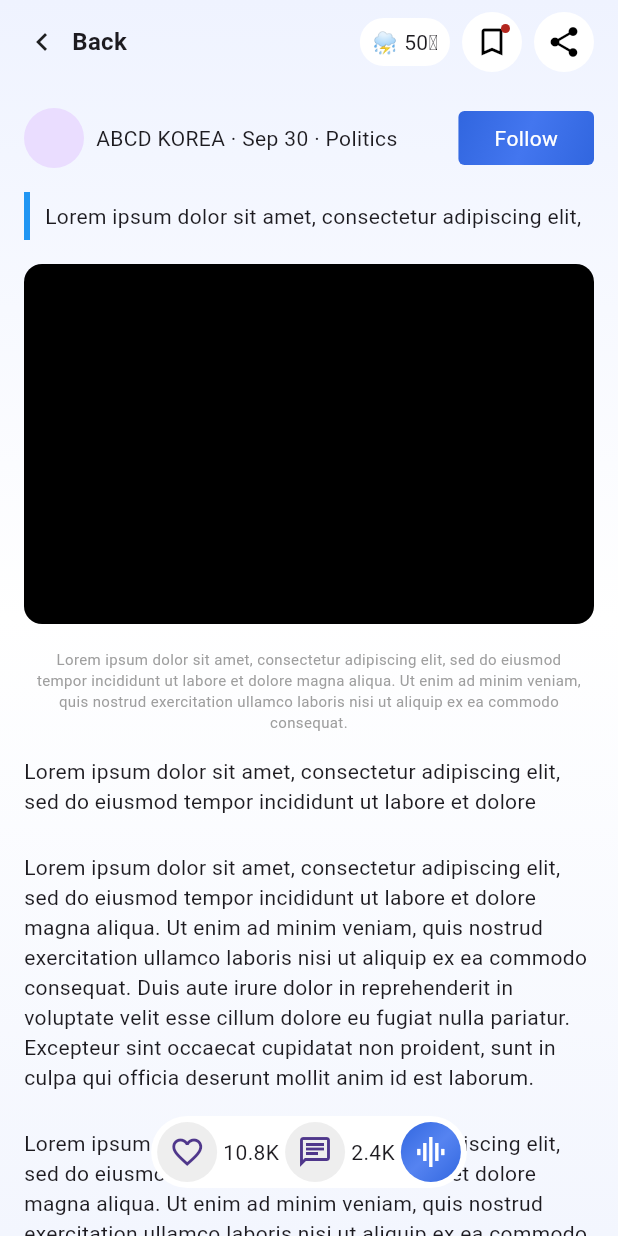
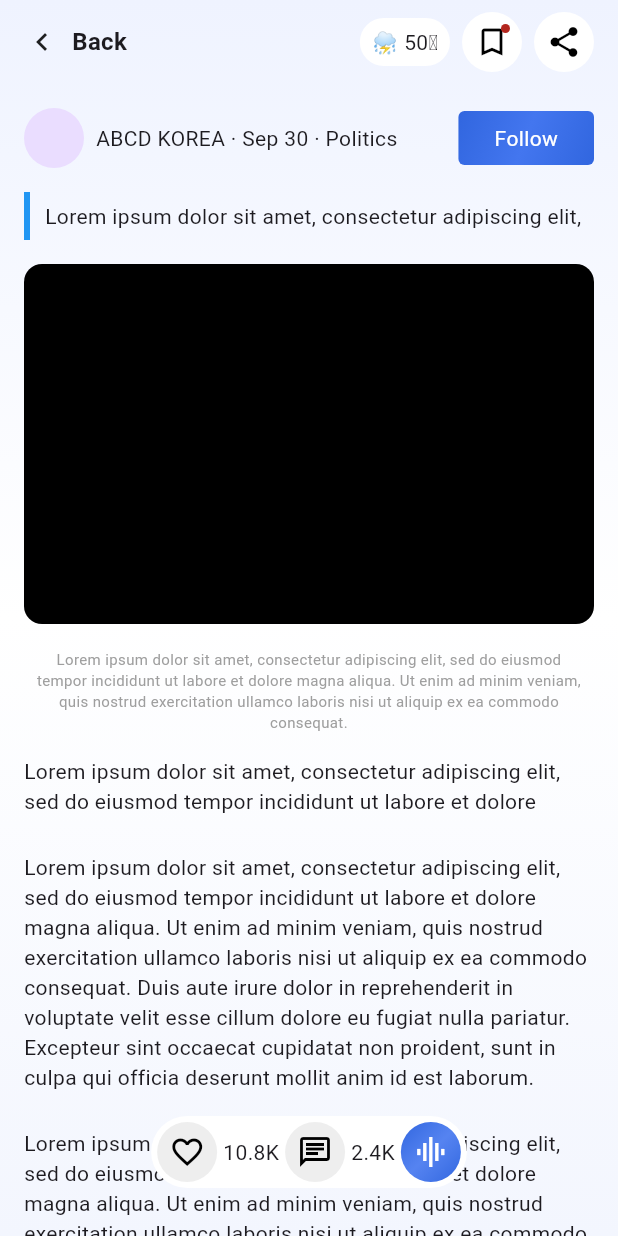
Before and after one commit to JAICHANGPARK/flutter_notebook_chapter_47, a Flutter app: the NewsDetailPage screen opened directly, on a phone screen of 412 x 824 dp. Run offline on Flutter 3.47's test engine with Material 3 defaults, Android fonts, the phone set to English and light mode, and no system bars; our stand-ins replace gap, hugeicons.

Commit message:
Update news_detail_page.dart

```diff
--- a/lib/ep2380_news_app/ui/news_detail_page.dart
+++ b/lib/ep2380_news_app/ui/news_detail_page.dart
@@ -212,12 +212,14 @@ class _NewsDetailPageState extends State<NewsDetailPage> {
                 children: [
                   CircleAvatar(
                     backgroundColor: Colors.grey[200]!,
+                    foregroundColor: Colors.black,
                     child: Icon(Icons.favorite_border),
                   ),
                   Gap(4),
                   Text("10.8K"),
                   Gap(4),
                   CircleAvatar(  backgroundColor: Colors.grey[200]!,
+                    foregroundColor: Colors.black,
                     child: Icon(Icons.chat_outlined),
                   ),
                   Gap(4),
```
